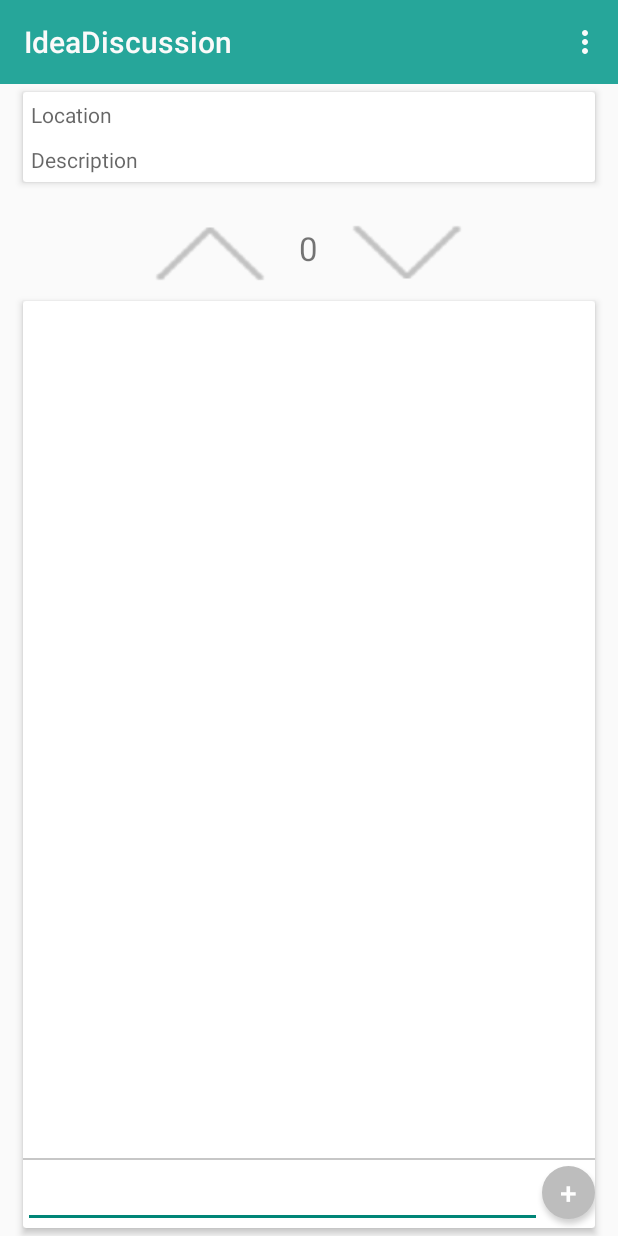
After one commit to austinodell/Planit, an Android app: the IdeaDiscussion screen opened directly, with no data from a screen before it, on a phone screen of 412 x 824 dp. The commit adds this screen. Run offline under Robolectric (Android 15) with nearby library versions, the phone set to English and light mode, and no system bars; libraries missing offline, so code that uses them is left out: com.facebook, com.facebook.model, com.parse; 10 statements that could not run were skipped.

Commit message:
added Idea Discussion Screen

```diff
--- a/app/src/main/AndroidManifest.xml
+++ b/app/src/main/AndroidManifest.xml
@@ -70,6 +70,10 @@
             android:name=".ViewEvent"
             android:label="@string/title_activity_view_event" >
         </activity>
+        <activity
+            android:name=".IdeaDiscussion"
+            android:label="IdeaDiscussion">
+        </activity>
     </application>
 
 </manifest>
--- /dev/null
+++ b/app/src/main/java/edu/villanvoa/together/CommentListAdapter.java
@@ -0,0 +1,77 @@
+package edu.villanvoa.together;
+
+import android.content.Context;
+import android.view.LayoutInflater;
+import android.view.View;
+import android.view.ViewGroup;
+import android.widget.BaseAdapter;
+import android.widget.ImageView;
+import android.widget.TextView;
+
+import java.text.SimpleDateFormat;
+import java.util.ArrayList;
+import java.util.List;
+
+/**
+ * Created by Matt_Wiedmeier on 3/15/15.
+ */
+public class CommentListAdapter extends BaseAdapter {
+
+    private List<Comment> commentList;
+    private final LayoutInflater mInflater;
+    private SimpleDateFormat dateTimeStamp;
+
+    public CommentListAdapter(Context context, ArrayList<Comment> list){
+        mInflater = LayoutInflater.from(context);
+        commentList = list;
+    }
+
+    @Override
+    public int getCount() {
+        return commentList.size();
+    }
+
+    @Override
+    public Comment getItem(int position) {
+        return commentList.get(position);
+    }
+
+    @Override
+    public long getItemId(int position) {
+        return 0;
+    }
+
+    @Override
+    public View getView(int position, View convertView, ViewGroup parent) {
+
+        View v = convertView;
+        TextView name, comment,time;
+        final ImageView picture;
+
+
+        if (v == null) {
+            v = mInflater.inflate(R.layout.comment_item, parent, false);
+            v.setTag(R.id.comment_list_user_name, v.findViewById(R.id.comment_list_user_name));
+            v.setTag(R.id.comment_list_comment, v.findViewById(R.id.comment_list_comment));
+            v.setTag(R.id.comment_time_stamp, v.findViewById(R.id.comment_time_stamp));
+
+        }
+
+        name = (TextView) v.getTag(R.id.comment_list_user_name);
+        comment = (TextView) v.getTag(R.id.comment_list_comment);
+        time = (TextView) v.getTag(R.id.comment_time_stamp);
+
+        Comment com = getItem(position);
+
+        name.setText(com.getName() + ":");
+        comment.setText(com.getComment());
+        time.setText(com.getTimeStamp());
+
+        String commenterID = com.getUserID();
+        final String img_url = "https://graph.facebook.com/" + commenterID + "/picture?type=large";
+
+        notifyDataSetChanged();
+
+        return v;
+    }
+}
--- a/app/src/main/java/edu/villanvoa/together/Idea.java
+++ b/app/src/main/java/edu/villanvoa/together/Idea.java
@@ -8,9 +8,11 @@ public class Idea {
     private String loc;
     private String desc;
     private int id;
+    private String parseID;
 
-    public Idea(String name) {
+    public Idea(String name, String parseID) {
         this.name = name;
+        this.parseID = parseID;
         this.id = 1;
     }
 
@@ -37,4 +39,6 @@ public class Idea {
     public int getId() {
         return this.id;
     }
+
+    public String getParseID() { return this.parseID; }
 }
--- /dev/null
+++ b/app/src/main/java/edu/villanvoa/together/IdeaDiscussion.java
@@ -0,0 +1,255 @@
+package edu.villanvoa.together;
+
+import android.content.Intent;
+import android.os.Bundle;
+import android.support.v4.widget.SwipeRefreshLayout;
+import android.util.Log;
+import android.view.Menu;
+import android.view.MenuItem;
+import android.view.View;
+import android.widget.Button;
+import android.widget.EditText;
+import android.widget.ListView;
+import android.widget.TextView;
+import android.widget.Toast;
+import android.widget.ToggleButton;
+
+import com.facebook.Request;
+import com.facebook.Response;
+import com.facebook.Session;
+import com.facebook.model.GraphUser;
+import com.parse.Parse;
+import com.parse.ParseException;
+import com.parse.ParseObject;
+import com.parse.ParseQuery;
+
+import java.text.SimpleDateFormat;
+import java.util.ArrayList;
+
+
+public class IdeaDiscussion extends ToolbarActivity {
+
+
+    private TextView locationTV,descriptionTV,votesTV;
+    private Button plusButton;
+    private ToggleButton upvoteButton,downvoteButton;
+    private EditText commentET;
+    private ListView commentsLV;
+    private SwipeRefreshLayout commentLVContainer;
+
+    private Intent callingIntent;
+    private ArrayList<Comment> commentsList;
+    private CommentListAdapter adapter;
+    private ParseObject eventObject;
+    private SimpleDateFormat dateTimeStamp;
+
+    private String creatorId,creatorName, commentTimeStamp;
+    private String ideaTitle,ideaLoc,ideaDesc, ideaObjectID;
+    private int ideaVotes;
+
+    @Override
+    protected void onCreate(Bundle savedInstanceState) {
+        super.onCreate(savedInstanceState);
+        setContentView(R.layout.activity_idea_discussion);
+
+        Parse.initialize(this, "YMPhMAAd5vjkITGtdjD2pNsLmfAIhYZ5u3gXFteJ", "5w3m3Zex78Knrz69foyli8FKAv96PEzNlhBNJL3l");
+
+        //Get calling intent information
+        callingIntent = getIntent();
+
+        //Get the selected idea's information
+        ideaObjectID = callingIntent.getStringExtra("ideaID");
+        ParseQuery eventQuery = ParseQuery.getQuery("Idea");
+        eventQuery.whereEqualTo("objectId", ideaObjectID);
+        try {
+            eventObject = eventQuery.getFirst();
+            ideaTitle = eventObject.getString("Title");
+            ideaLoc = eventObject.getString("Location");
+            ideaDesc = eventObject.getString("Details");
+            ideaVotes = eventObject.getInt("Upvotes")- eventObject.getInt("Downvotes");
+            setupToolbar(ideaTitle);
+        } catch (ParseException e) {
+            e.printStackTrace();
+        }
+
+        //Map the Text Views for the idea information
+        locationTV = (TextView)findViewById(R.id.idea_location_tv);
+        descriptionTV = (TextView)findViewById(R.id.idea_description_tv);
+        votesTV = (TextView) findViewById(R.id.idea_votes_tv);
+
+        //Set the idea information text views
+        locationTV.setText(ideaLoc);
+        descriptionTV.setText(ideaDesc);
+        votesTV.setText(Integer.toString(ideaVotes));
+
+        //Set up the buttons
+        plusButton = (Button)findViewById(R.id.addCommentButton);
+        upvoteButton = (ToggleButton)findViewById(R.id.upvote_button);
+        downvoteButton = (ToggleButton)findViewById(R.id.downvote_button);
+
+        //Set the state of the upvote/downvote buttons <--Need Parse Data
+
+
+        commentET = (EditText)findViewById(R.id.new_comment_et);
+        commentsLV = (ListView)findViewById(R.id.comment_lv);
+        commentsList = new ArrayList<Comment>();
+        //Populate comments List with data from parse!!!
+
+        adapter = new CommentListAdapter(this,commentsList);
+        commentsLV.setAdapter(adapter);
+
+
+        commentLVContainer = (SwipeRefreshLayout)findViewById(R.id.swipeCommentContainer);
+        // Setup refresh listener which triggers new data loading
+        commentLVContainer.setOnRefreshListener(new SwipeRefreshLayout.OnRefreshListener() {
+            @Override
+            public void onRefresh() {
+                Log.d("Scroll Container","Refreshing");
+
+                //Refresh the commentsList with the data from parse
+
+                //Notify the adapter that the data set has changed
+                adapter.notifyDataSetChanged();
+
+                // Stop the refresh once you have the data
+                commentLVContainer.setRefreshing(false);
+
+            }
+        });
+
+        //Set the refresh circle color cycle
+       commentLVContainer.setColorSchemeResources(android.R.color.holo_blue_bright,
+                android.R.color.holo_green_light,
+                android.R.color.holo_orange_light,
+                android.R.color.holo_red_light);
+
+        // Get facebook id for user currently logged in
+        // Request user data and show the results
+        final Session session = Session.getActiveSession();
+        if (session != null && session.isOpened()) {
+            // If the session is open, make an API call to get user data
+            // and define a new callback to handle the response
+            Request request = Request.newMeRequest(session, new Request.GraphUserCallback() {
+                @Override
+                public void onCompleted(GraphUser user, Response response) {
+                    // If the response is successful
+                    if (session == Session.getActiveSession()) {
+                        if (user != null) {
+                            creatorId = user.getId();//user id
+                            creatorName = user.getName();
+                        }
+                    }
+                }
+            });
+            Request.executeBatchAsync(request);
+        }
+
+    }
+
+    @Override
+    public boolean onCreateOptionsMenu(Menu menu) {
+        // Inflate the menu; this adds items to the action bar if it is present.
+        getMenuInflater().inflate(R.menu.menu_idea_discussion, menu);
+        return true;
+    }
+
+    @Override
+    public boolean onOptionsItemSelected(MenuItem item) {
+        // Handle action bar item clicks here. The action bar will
+        // automatically handle clicks on the Home/Up button, so long
+        // as you specify a parent activity in AndroidManifest.xml.
+        int id = item.getItemId();
+
+        //noinspection SimplifiableIfStatement
+        if (id == R.id.action_settings) {
+            return true;
+        }
+
+        return super.onOptionsItemSelected(item);
+    }
+
+    public void addNewCommentClicked(View view) {
+
+        String comment;
+
+        //Get the contents of the edit text field
+        comment = commentET.getText().toString();
+
+        //Notify users if the typed nothing in
+        if(comment.contentEquals("")){
+            Toast.makeText(getApplicationContext(),"Empty Comment",Toast.LENGTH_SHORT).show();
+        }else{
+
+            //Add comment to Parse database
+            dateTimeStamp = new SimpleDateFormat("MM-dd-yy     hh:mm a");
+            commentTimeStamp = dateTimeStamp.format(new java.util.Date());
+
+            Comment comm = new Comment(creatorName,comment,creatorId,commentTimeStamp);
+            commentsList.add(comm);
+            adapter.notifyDataSetChanged();
+            commentET.setText("");
+        }
+
+    }
+
+    public void upvoteClicked(View view){
+
+        //Check the toggle state
+        boolean on = ((ToggleButton) view).isChecked();
+
+        if(on){
+            //Enabled
+            if(downvoteButton.isChecked()){
+                downvoteButton.setChecked(false);
+                //Take away downvote and add an upvote here
+                updateVoteView();
+
+            }else{
+
+                //Add an upvote here
+                updateVoteView();
+            }
+
+        }else{
+           //Disabled
+
+            //Take away an upvote here
+            updateVoteView();
+        }
+    }
+
+    public void downvoteClicked(View view){
+        //Check the toggle state
+        boolean on = ((ToggleButton) view).isChecked();
+
+        if(on){
+            //Enabled
+            if(upvoteButton.isChecked()){
+                upvoteButton.setChecked(false);
+
+                //Take away upvote and add a downvote
+                updateVoteView();
+            }else{
+
+                //Add a downvote here
+                updateVoteView();
+            }
+
+
+        }else{
+            //Disabled
+
+            //Take away a downvote here
+            updateVoteView();
+        }
+    }
+
+    public void updateVoteView(){
+
+        if(eventObject!=null){
+            ideaVotes = eventObject.getInt("Upvotes")- eventObject.getInt("Downvotes");
+            votesTV.setText(Integer.toString(ideaVotes));
+        }
+    }
+
+}
--- /dev/null
+++ b/app/src/main/res/drawable/da_arrow_button.xml
@@ -0,0 +1,11 @@
+<?xml version="1.0" encoding="utf-8"?>
+<selector xmlns:android="http://schemas.android.com/apk/res/android">
+
+    <item android:state_pressed="true"
+        android:drawable="@drawable/da_grey_pressed"/> //currently pressed turning the toggle off
+    <item android:state_checked="true"
+        android:drawable="@drawable/da_red_pressed"/> //not pressed default checked state
+    <item android:state_checked="false"
+        android:drawable="@drawable/da_grey"/>
+
+</selector>
--- /dev/null
+++ b/app/src/main/res/drawable/upvote_arrow_button.xml
@@ -0,0 +1,12 @@
+<?xml version="1.0" encoding="utf-8"?>
+<selector xmlns:android="http://schemas.android.com/apk/res/android">
+
+
+    <item android:state_pressed="true"
+          android:drawable="@drawable/ua_grey_pressed"/> //currently pressed turning the toggle off
+    <item android:state_checked="true"
+          android:drawable="@drawable/ua_green_pressed"/> //not pressed default checked state
+    <item android:state_checked="false"
+          android:drawable="@drawable/ua_grey"/>
+
+</selector>
--- /dev/null
+++ b/app/src/main/res/layout/activity_idea_discussion.xml
@@ -0,0 +1,170 @@
+<LinearLayout
+    xmlns:android="http://schemas.android.com/apk/res/android"
+    xmlns:tools="http://schemas.android.com/tools"
+    xmlns:android.support.v7.cardview="http://schemas.android.com/apk/res-auto"
+    android:layout_width="match_parent"
+    android:layout_height="match_parent"
+    tools:context="edu.villanvoa.together.IdeaDiscussion"
+    android:orientation="vertical"
+    android:weightSum="1">
+
+    <include
+        android:id="@+id/toolbar"
+        layout="@layout/toolbar"
+        android:layout_width="match_parent"
+        android:layout_height="wrap_content"/>
+
+    <android.support.v7.widget.CardView
+        android:layout_width="fill_parent"
+        android:layout_height="wrap_content"
+        android:layout_marginTop="5dp"
+        android:layout_marginLeft="15dp"
+        android:layout_marginRight="15dp"
+        android:layout_marginBottom="15dp"
+        android:background="@color/page_card_color"
+        android:paddingTop="25dp"
+        android:paddingRight="10dp"
+        android:paddingLeft="10dp"
+        android:paddingBottom="10dp"
+        android.support.v7.cardview:cardElevation="3dp"
+        android.support.v7.cardview:cardCornerRadius="2dp"
+        android.support.v7.cardview:cardPreventCornerOverlap="false">
+
+        <LinearLayout
+            android:layout_width="fill_parent"
+            android:layout_height="wrap_content"
+            android:orientation="vertical">
+
+            <TextView
+                android:id="@+id/idea_location_tv"
+                android:layout_width="fill_parent"
+                android:layout_height="wrap_content"
+                android:inputType="textMultiLine"
+                android:hint="Location"
+                android:padding="5dp" />
+
+            <TextView
+                android:id="@+id/idea_description_tv"
+                android:layout_width="fill_parent"
+                android:layout_height="wrap_content"
+                android:inputType="textMultiLine"
+                android:hint="Description"
+                android:padding="5dp" />
+
+        </LinearLayout>
+
+    </android.support.v7.widget.CardView>
+
+    <LinearLayout
+        android:layout_width="wrap_content"
+        android:layout_height="wrap_content"
+        android:layout_gravity="center_horizontal"
+        android:orientation="horizontal"
+        android:id="@+id/center_button_layout"
+        android:paddingBottom="0dp">
+
+        <ToggleButton
+            android:layout_width="wrap_content"
+            android:layout_height="wrap_content"
+            android:textOn=""
+            android:textOff=""
+            android:background="@drawable/upvote_arrow_button"
+            android:onClick="upvoteClicked"
+            android:id="@+id/upvote_button"/>
+
+        <TextView
+            android:id="@+id/idea_votes_tv"
+            android:layout_width="fill_parent"
+            android:layout_height="wrap_content"
+            android:textSize="22dp"
+            android:paddingLeft="15dp"
+            android:paddingRight="15dp" />
+
+        <ToggleButton
+            android:layout_width="wrap_content"
+            android:layout_height="wrap_content"
+            android:textOn=""
+            android:textOff=""
+            android:onClick="downvoteClicked"
+            android:background="@drawable/da_arrow_button"
+            android:id="@+id/downvote_button"/>
+
+    </LinearLayout>
+
+        <android.support.v7.widget.CardView
+            android:layout_width="fill_parent"
+            android:layout_height="wrap_content"
+            android:layout_marginTop="0dp"
+            android:layout_marginLeft="15dp"
+            android:layout_marginRight="15dp"
+            android:layout_marginBottom="5dp"
+            android:background="@color/page_card_color"
+            android:paddingTop="10dp"
+            android:paddingRight="10dp"
+            android:paddingLeft="10dp"
+            android:paddingBottom="10dp"
+            android.support.v7.cardview:cardElevation="3dp"
+            android.support.v7.cardview:cardCornerRadius="2dp"
+            android.support.v7.cardview:cardPreventCornerOverlap="false">
+
+            <RelativeLayout
+                android:layout_width="fill_parent"
+                android:layout_height="fill_parent">
+
+                <android.support.v4.widget.SwipeRefreshLayout
+                    android:id="@+id/swipeCommentContainer"
+                    android:layout_alignParentTop="true"
+                    android:layout_above="@+id/horizontal_line"
+                    android:layout_width="match_parent"
+                    android:layout_height="match_parent">
+                    <ListView
+                        android:layout_width="wrap_content"
+                        android:layout_height="290dp"
+                        android:id="@+id/comment_lv"
+                        android:divider="@color/primary_dark_material_dark"
+                        android:dividerHeight="1dp">
+                    </ListView>
+                </android.support.v4.widget.SwipeRefreshLayout>
+
+                <include
+                    layout="@layout/horizontal_line"
+                    android:id="@+id/horizontal_line"
+                    android:layout_above="@+id/comment_list_footer"
+                    android:layout_width="match_parent"
+                    android:layout_height="1dp" />
+
+                <LinearLayout
+                    android:layout_width="fill_parent"
+                    android:layout_height="wrap_content"
+                    android:layout_alignParentBottom="true"
+                    android:id="@+id/comment_list_footer">
+
+                    <EditText
+                        android:id="@+id/new_comment_et"
+                        android:layout_width="wrap_content"
+                        android:layout_height="wrap_content"
+                        android:inputType="textMultiLine"
+                        android:maxLength="140"
+                        android:layout_weight="1" />
+
+                    <Button
+                        android:layout_width="35sp"
+                        android:layout_height="35sp"
+                        android:gravity="center|center_vertical"
+                        android:background="@drawable/fab_grey"
+                        android:textColor="@android:color/white"
+                        android:textSize="20sp"
+                        android:text="+"
+                        android:onClick="addNewCommentClicked"
+                        android:id="@+id/addCommentButton"/>
+
+                </LinearLayout>
+
+            </RelativeLayout>
+
+        </android.support.v7.widget.CardView>
+
+
+
+
+</LinearLayout>
--- /dev/null
+++ b/app/src/main/res/menu/menu_idea_discussion.xml
@@ -0,0 +1,7 @@
+<menu xmlns:android="http://schemas.android.com/apk/res/android"
+    xmlns:app="http://schemas.android.com/apk/res-auto"
+    xmlns:tools="http://schemas.android.com/tools"
+    tools:context="edu.villanvoa.together.IdeaDiscussion">
+    <item android:id="@+id/action_settings" android:title="@string/action_settings"
+        android:orderInCategory="100" app:showAsAction="never" />
+</menu>
--- a/app/src/main/res/values/strings.xml
+++ b/app/src/main/res/values/strings.xml
@@ -17,14 +17,13 @@
     <string name="title_activity_user_events">UserEventsActivity</string>
     <string name="title_activity_home">My Events</string>
     <string name="title_activity_new_event">New Event</string>
-
     <string name="title_activity_add_friends">Create Event</string>
     <string name="action_add_friends_next">Next</string>
-
     <string name="title_activity_pick_date">Pick The Date</string>
     <string name="title_activity_date_picker">DatePickerActivity</string>
     <string name="title_activity_new_idea">NewIdea</string>
     <string name="title_activity_view_event">ViewEvent</string>
+    <string name="title_activity_idea_discussion">IdeaDiscussion</string>
 
     <string-array name="new_event_spinner">
         <item>Bar</item>
```
Also changed, not shown: app/src/main/java/edu/villanvoa/together/Comment.java (added, +39 -0 lines), app/src/main/java/edu/villanvoa/together/ViewEvent.java (+19 -8 lines), app/src/main/res/layout/comment_item.xml (added, +43 -0 lines), app/src/main/res/drawable/da_grey.png (added), app/src/main/res/drawable/da_grey_pressed.png (added), app/src/main/res/drawable/da_red_pressed.png (added), app/src/main/res/drawable/ua_green_pressed.png (added), app/src/main/res/drawable/ua_grey.png (added), app/src/main/res/drawable/ua_grey_pressed.png (added), 126 other files.
